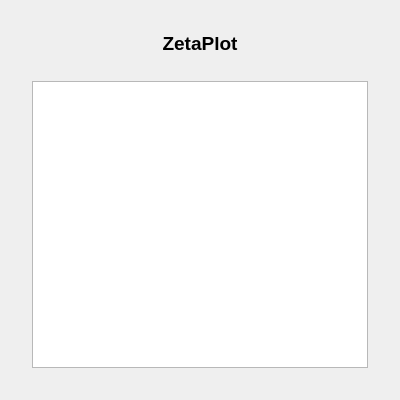
This is app/ui/about.ui in bytemarx/exaplot as Qt 5 draws it before an edit. The edited form follows.
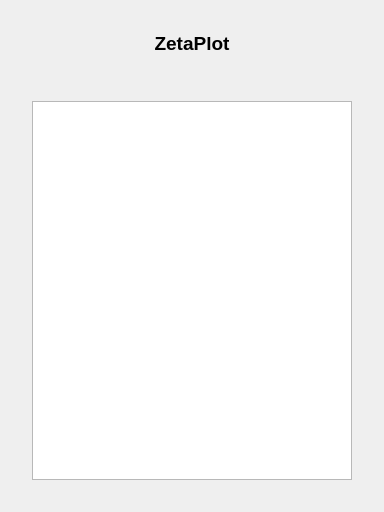
This is the edited form. Icons and pictures are not drawn.

Commit message: app: Added application icon

What changed in the file:
```diff
--- a/app/ui/about.ui
+++ b/app/ui/about.ui
@@ -6,8 +6,8 @@
    <rect>
     <x>0</x>
     <y>0</y>
-    <width>400</width>
-    <height>400</height>
+    <width>384</width>
+    <height>512</height>
    </rect>
   </property>
   <property name="windowTitle">
@@ -52,6 +52,16 @@
      </property>
     </widget>
    </item>
+   <item>
+    <widget class="QLabel" name="label_icon">
+     <property name="pixmap">
+      <pixmap resource="../resources.qrc">:/res/icon-128.bmp</pixmap>
+     </property>
+     <property name="alignment">
+      <set>Qt::AlignCenter</set>
+     </property>
+    </widget>
+   </item>
    <item>
     <widget class="QPlainTextEdit" name="plainTextEdit_attributions">
      <property name="font">
```
The commit also changes 3 other files.
